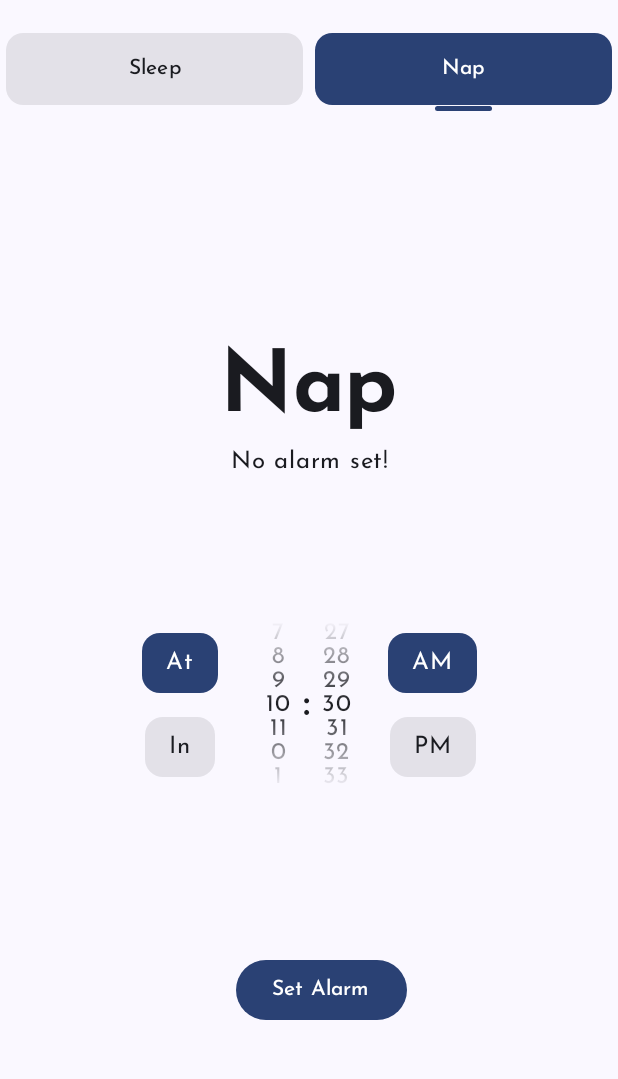
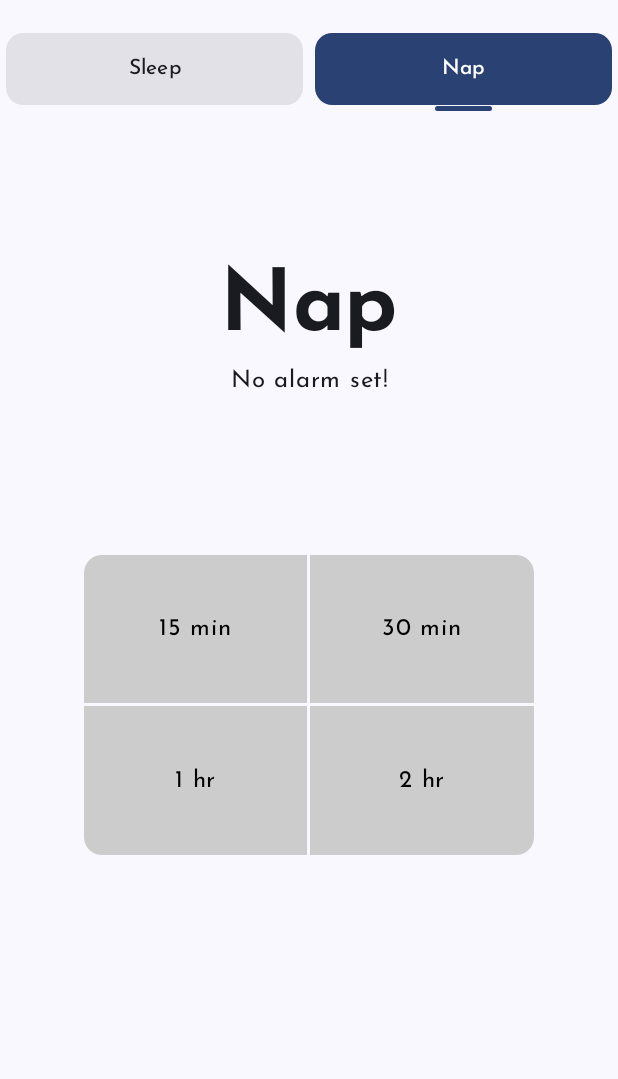
Before and after one commit to ThisIsSidam/morning-glory, an Android app built with Jetpack Compose: the screen it shows after launch (MainActivity), tab 2 chosen, on a phone screen of 412 x 824 dp, the part 69-1148 px from its top. Run offline under Robolectric (Android 15) with nearby library versions, the phone set to English and light mode, and no system bars.

Commit message:
feat: added a duration gridview to nap view for instant nap alarm scheduling

```diff
--- a/app/src/main/java/app/morning/glory/ui/home/NapView.kt
+++ b/app/src/main/java/app/morning/glory/ui/home/NapView.kt
@@ -1,79 +1,54 @@
 package app.morning.glory.ui.home
 
-import android.text.format.DateFormat
-import androidx.compose.foundation.layout.*
-import androidx.compose.runtime.*
+import androidx.compose.foundation.layout.Arrangement
+import androidx.compose.foundation.layout.Column
+import androidx.compose.foundation.layout.Spacer
+import androidx.compose.foundation.layout.fillMaxWidth
+import androidx.compose.foundation.layout.height
+import androidx.compose.foundation.layout.width
+import androidx.compose.runtime.Composable
 import androidx.compose.ui.Alignment
 import androidx.compose.ui.Modifier
 import androidx.compose.ui.platform.LocalContext
 import androidx.compose.ui.unit.dp
-import app.morning.glory.core.utils.AppPreferences
-import app.morning.glory.shared.components.RadioButtonGroup
-import app.morning.glory.ui.home.components.DurationPicker
+import app.morning.glory.core.extensions.friendly
+import app.morning.glory.core.extensions.toast
+import app.morning.glory.core.utils.AlarmType
+import app.morning.glory.core.utils.AppAlarmManager
+import app.morning.glory.ui.home.components.DurationGrid
+import app.morning.glory.ui.home.components.NapCancelButton
 import app.morning.glory.ui.home.components.NapHeader
-import app.morning.glory.ui.home.components.NapButtons
-import app.morning.glory.ui.home.components.TimePicker
 import java.util.Calendar
 
 @Composable
 fun NapView(modifier: Modifier = Modifier) {
     val context = LocalContext.current
-    var selectedTime by remember { mutableStateOf(AppPreferences.napAlarmTime ?: Calendar.getInstance()) }
-    var is24HourFormat by remember { mutableStateOf(DateFormat.is24HourFormat(context)) }
-    var showTimePicker by remember { mutableStateOf(true) }
-
-    val onTimeSelected: (Calendar) -> Unit = { selectedTime = it }
-    val onDurationSelected: (Long) -> Unit = { durationMins ->
-        selectedTime = Calendar.getInstance().apply {
-            timeInMillis = System.currentTimeMillis() + durationMins
-        }
-    }
 
     Column(
         modifier = modifier.fillMaxWidth(),
         horizontalAlignment = Alignment.CenterHorizontally,
         verticalArrangement = Arrangement.Center
     ) {
-        Spacer(modifier = Modifier.weight(2f))
+        Spacer(modifier = Modifier.weight(1f))
 
         NapHeader()
 
         Spacer(modifier = Modifier.weight(1f))
 
-        Row(
-            modifier = Modifier.padding(16.dp),
-            verticalAlignment = Alignment.CenterVertically,
-            horizontalArrangement = Arrangement.Center
+        DurationGrid(
+            modifier = Modifier
+                .height(200.dp)
+                .width(300.dp)
         ) {
-            RadioButtonGroup(
-                options = listOf("At", "In"),
-                selectedOption = if (showTimePicker) "At" else "In",
-                onSelectionChanged = { option ->
-                    showTimePicker = option.trim() == "At"
-                }
-            )
-
-            Spacer(modifier = Modifier.width(24.dp))
-
-            Box(contentAlignment = Alignment.Center) {
-                if (showTimePicker) {
-                    TimePicker(
-                        initialTime = selectedTime,
-                        is24HourFormat = is24HourFormat,
-                        onTimeSelected = onTimeSelected
-                    )
-                } else {
-                    DurationPicker(
-                        initDuration = 20,
-                        onDurationSelected = onDurationSelected
-                    )
-                }
-            }
+            val scheduleTime = Calendar.getInstance()
+            scheduleTime.add(Calendar.MINUTE, it)
+            AppAlarmManager.scheduleAlarm(context, scheduleTime, AlarmType.NAP)
+            context.toast("Scheduled time: ${scheduleTime.friendly(context)}")
         }
 
         Spacer(modifier = Modifier.weight(1f))
 
-        NapButtons(selectedTime)
+        NapCancelButton()
 
         Spacer(modifier = Modifier.weight(1f))
     }
--- /dev/null
+++ b/app/src/main/java/app/morning/glory/ui/home/components/DurationGrid.kt
@@ -0,0 +1,108 @@
+package app.morning.glory.ui.home.components
+
+import androidx.compose.foundation.background
+import androidx.compose.foundation.clickable
+import androidx.compose.foundation.layout.Box
+import androidx.compose.foundation.layout.Column
+import androidx.compose.foundation.layout.Row
+import androidx.compose.foundation.layout.Spacer
+import androidx.compose.foundation.layout.fillMaxHeight
+import androidx.compose.foundation.layout.height
+import androidx.compose.foundation.layout.width
+import androidx.compose.foundation.shape.RoundedCornerShape
+import androidx.compose.material3.MaterialTheme
+import androidx.compose.material3.Text
+import androidx.compose.runtime.Composable
+import androidx.compose.ui.Alignment
+import androidx.compose.ui.Modifier
+import androidx.compose.ui.graphics.Color
+import androidx.compose.ui.unit.dp
+
+@Composable
+fun DurationGrid(
+    modifier: Modifier = Modifier,
+    onDurationSelected: (Int) -> Unit
+) {
+    val durations = listOf(
+        15 to "15 min",
+        30 to "30 min",
+        60 to "1 hr",
+        120 to "2 hr"
+    )
+
+    val cornerRadius = 12.dp
+
+    Column (
+        modifier = modifier
+    ) {
+        Row(
+            modifier = Modifier.weight(1f)
+        ) {
+            DurationButton(
+                text = durations[0].second,
+                minutes = durations[0].first,
+                onClick = onDurationSelected,
+                modifier = Modifier
+                    .weight(1f)
+                    .fillMaxHeight(),
+                shape = RoundedCornerShape(topStart = cornerRadius)
+            )
+            Spacer(Modifier.width(2.dp))
+            DurationButton(
+                text = durations[1].second,
+                minutes = durations[1].first,
+                onClick = onDurationSelected,
+                modifier = Modifier
+                    .weight(1f)
+                    .fillMaxHeight(),
+                shape = RoundedCornerShape(topEnd = cornerRadius)
+            )
+        }
+        Spacer(Modifier.height(2.dp))
+        Row(
+            modifier = Modifier.weight(1f)
+        ) {
+            DurationButton(
+                text = durations[2].second,
+                minutes = durations[2].first,
+                onClick = onDurationSelected,
+                modifier = Modifier
+                    .weight(1f)
+                    .fillMaxHeight(),
+                shape = RoundedCornerShape(bottomStart = cornerRadius)
+            )
+            Spacer(Modifier.width(2.dp))
+            DurationButton(
+                text = durations[3].second,
+                minutes = durations[3].first,
+                onClick = onDurationSelected,
+                modifier = Modifier
+                    .weight(1f)
+                    .fillMaxHeight(),
+                shape = RoundedCornerShape(bottomEnd = cornerRadius)
+            )
+        }
+    }
+}
+
+@Composable
+private fun DurationButton(
+    text: String,
+    minutes: Int,
+    onClick: (Int) -> Unit,
+    modifier: Modifier = Modifier,
+    shape: RoundedCornerShape = RoundedCornerShape(0.dp)
+) {
+    Box(
+        modifier = modifier
+            .background(Color.LightGray, shape)
+            .clickable { onClick(minutes) },
+        contentAlignment = Alignment.Center
+    ) {
+        Text(
+            text = text,
+            style = MaterialTheme.typography.bodyLarge,
+            color = Color.Black
+        )
+    }
+}
--- a/app/src/main/java/app/morning/glory/ui/home/components/NapButtons.kt
+++ b/app/src/main/java/app/morning/glory/ui/home/components/NapCancelButton.kt
@@ -1,10 +1,10 @@
 package app.morning.glory.ui.home.components
 
 import android.content.SharedPreferences
-import androidx.compose.foundation.layout.Row
-import androidx.compose.foundation.layout.Spacer
+import androidx.compose.animation.AnimatedVisibility
+import androidx.compose.animation.fadeIn
+import androidx.compose.animation.fadeOut
 import androidx.compose.foundation.layout.padding
-import androidx.compose.foundation.layout.width
 import androidx.compose.material3.Button
 import androidx.compose.material3.Text
 import androidx.compose.runtime.Composable
@@ -16,15 +16,13 @@ import androidx.compose.runtime.setValue
 import androidx.compose.ui.Modifier
 import androidx.compose.ui.platform.LocalContext
 import androidx.compose.ui.unit.dp
-import app.morning.glory.core.extensions.friendly
 import app.morning.glory.core.extensions.toast
 import app.morning.glory.core.utils.AlarmType
 import app.morning.glory.core.utils.AppAlarmManager
 import app.morning.glory.core.utils.AppPreferences
-import java.util.Calendar
 
 @Composable
-fun NapButtons(time: Calendar) {
+fun NapCancelButton() {
 
     val context = LocalContext.current
     var napTime by remember { mutableStateOf(AppPreferences.napAlarmTime) }
@@ -43,30 +41,19 @@ fun NapButtons(time: Calendar) {
         }
     }
 
-    Row {
-        if (napTime != null)
-            Button(
-                onClick = {
-                    AppAlarmManager.cancelAlarm(context, AlarmType.NAP)
-                    context.toast("Cancelled Alarm")
-                },
-                modifier = Modifier
-                    .padding(horizontal = 32.dp, vertical = 16.dp)
-            ) {
-                Text("Cancel")
-            }
-
-        Spacer(modifier = Modifier.width(16.dp))
-
+    AnimatedVisibility(
+        visible = napTime != null,
+        enter = fadeIn(),
+        exit = fadeOut()
+    ) {
         Button(
             onClick = {
-                AppAlarmManager.scheduleAlarm(context, time, AlarmType.NAP)
-                context.toast("Scheduled time: ${time.friendly(context)}")
+                AppAlarmManager.cancelAlarm(context, AlarmType.NAP)
+                context.toast("Cancelled Alarm")
             },
             modifier = Modifier
                 .padding(horizontal = 32.dp, vertical = 16.dp)
-        ) {
-            Text(if (napTime != null) "Update" else "Set Alarm")
-        }
+        ) { Text("Cancel") }
     }
+
 }
```
